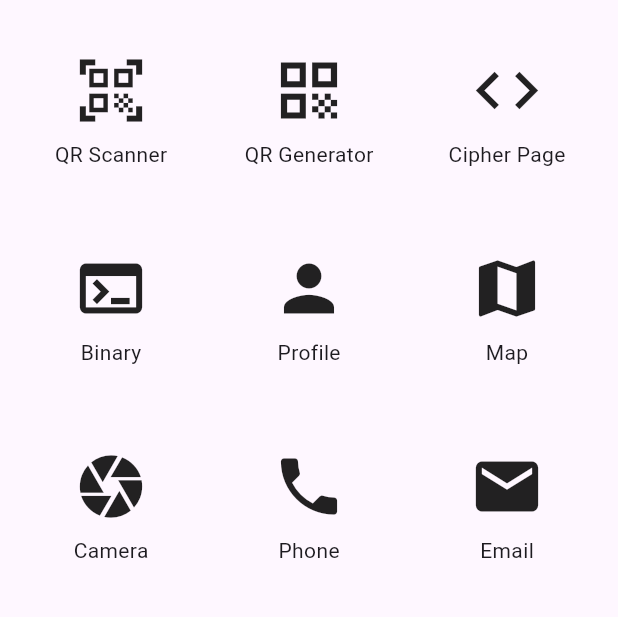
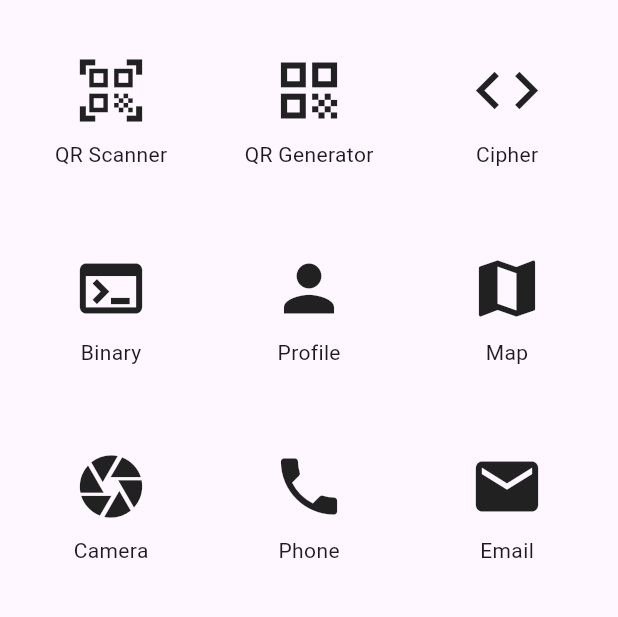
Before and after one commit to lightdarkmaster/Unravel, a Flutter app: the screen it shows after launch, on a phone screen of 412 x 824 dp, the part 84-701 px from its top. Run offline on Flutter 3.47's test engine with Material 3 defaults, Android fonts, the phone set to English and light mode, and no system bars; missing offline and left inert: custom_qr_generator, encrypt, qr_code_scanner.

Commit message:
Change the Name from Cipher Page to Cipher

```diff
--- a/lib/pages/homescreen.dart
+++ b/lib/pages/homescreen.dart
@@ -56,7 +56,7 @@ class HomeScreen extends StatelessWidget {
       case 2:
         return const CipherPage();
       case 3:
-        return BinaryToWordPage();
+        return const BinaryToWordPage();
       default:
         return const HomeScreen();
     }
@@ -96,7 +96,7 @@ class HomeScreen extends StatelessWidget {
       case 1:
         return 'QR Generator';
       case 2:
-        return 'Cipher Page';
+        return 'Cipher';
       case 3:
         return 'Binary';
       case 4:
```
